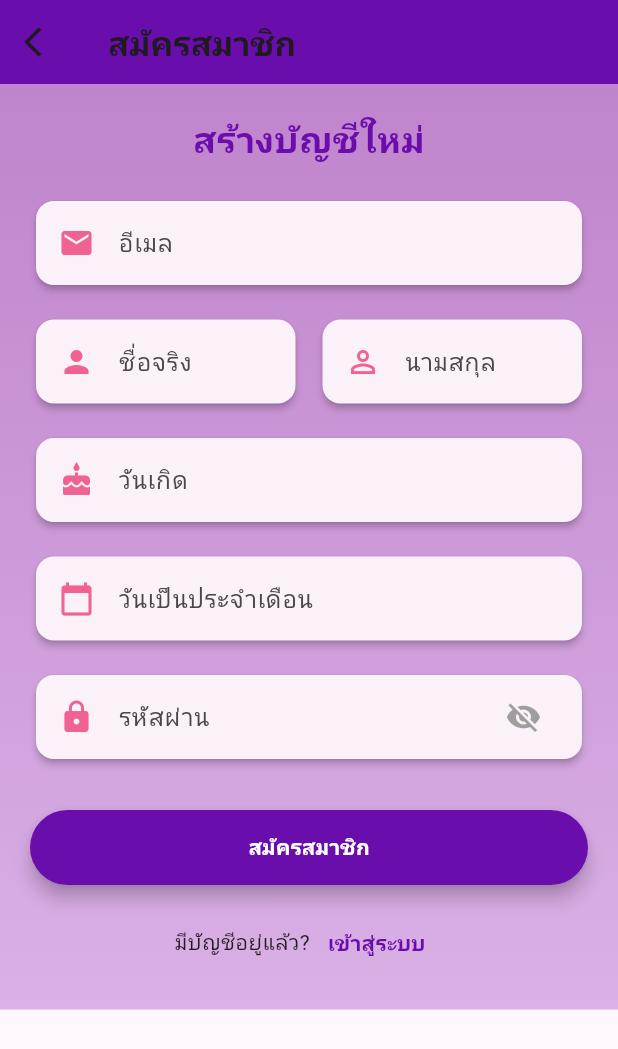
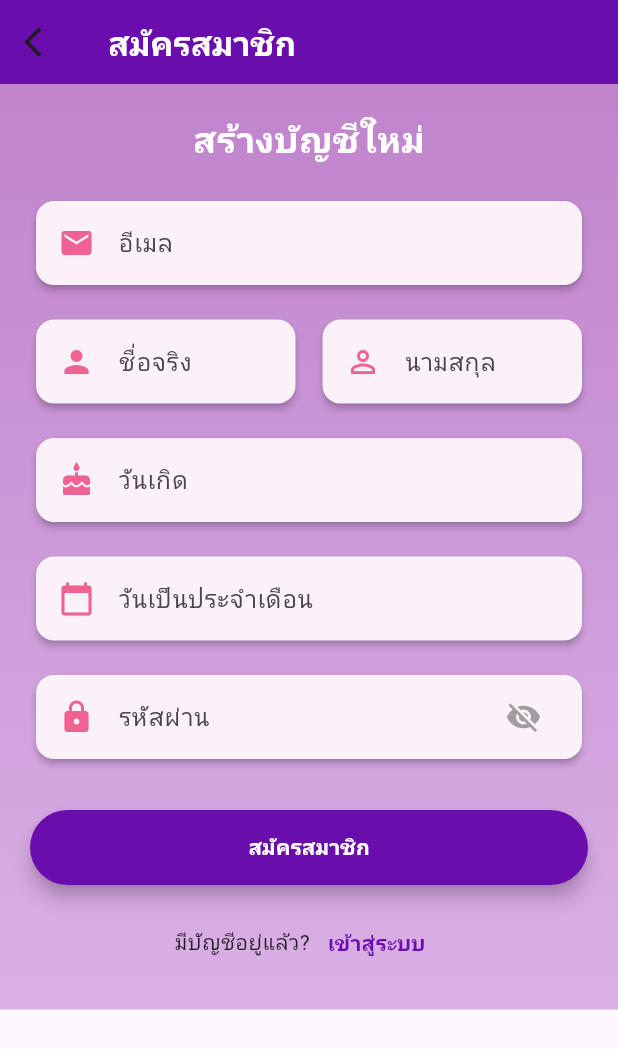
Before and after one commit to peeradol7/fam_care, a Flutter app: the RegisterPage screen opened by its route, on a phone screen of 412 x 824 dp. Shown: the top 1049 px of the screen. Run offline on Flutter 3.47's test engine with Material 3 defaults, Android fonts, the phone set to English and light mode, and no system bars; our stand-ins replace cloud_firestore, firebase_auth, firebase_core, get, go_router, google_sign_in and 1 more; accounts and stored records are empty.

Commit message:
add sharepreference

```diff
--- a/lib/controller/user_controller.dart
+++ b/lib/controller/user_controller.dart
@@ -50,12 +50,12 @@ class UserController extends GetxController {
 
   Future<void> fetchUserDataById(String userId) async {
     if (userId.isEmpty) {
-      print("userId ไม่ถูกต้อง");
       isLoading.value = false;
       return;
     }
 
     userData.value = await _userService.fetchUserDataByUserId(userId);
+    SharedPrefercenseService.saveUser(userData.value!);
 
     if (userData.value != null) {
       firstNameController.text = userData.value!.firstName ?? '';
--- a/lib/service/google_auth_service.dart
+++ b/lib/service/google_auth_service.dart
@@ -37,22 +37,18 @@ class GoogleAuthService {
 
       if (user != null) {
         try {
-          // Check if user already exists in Firestore
           final docSnapshot =
               await _firestore.collection(userCollection).doc(user.uid).get();
 
           if (docSnapshot.exists) {
-            // User exists, retrieve data from Firestore
             final userData = docSnapshot.data() as Map<String, dynamic>;
             final existingUserModel = UsersModel.fromJson(userData);
 
-            // Save existing user data to SharedPreferences
             SharedPrefercenseService.saveUser(existingUserModel);
 
             print('Existing user, data loaded from Firestore');
             return user;
           } else {
-            // New user, create and save new model
             UsersModel userModel = UsersModel(
               userId: user.uid,
               email: user.email ?? '',
--- a/lib/view/register_page/register_page.dart
+++ b/lib/view/register_page/register_page.dart
@@ -1,17 +1,17 @@
 import 'package:fam_care/app_routes.dart';
+import 'package:fam_care/controller/email_login_controller.dart';
+import 'package:fam_care/model/users_model.dart';
 import 'package:flutter/material.dart';
 import 'package:get/get.dart';
 import 'package:go_router/go_router.dart';
-import 'package:fam_care/controller/email_login_controller.dart';
-import 'package:fam_care/model/users_model.dart';
+
+import '../../constatnt/app_colors.dart';
 import '../register_page/widget/date_field.dart';
+import '../register_page/widget/dialogs.dart';
 import '../register_page/widget/email_field.dart';
 import '../register_page/widget/name_field.dart';
 import '../register_page/widget/password_field.dart';
 import '../register_page/widget/register_button.dart';
-import '../register_page/widget/dialogs.dart';
-import '../../constatnt/app_colors.dart';
-
 
 class RegisterPage extends StatefulWidget {
   @override
@@ -58,9 +58,8 @@ class _RegisterPageState extends State<RegisterPage> {
       );
 
       authController.emailSignUpController(user, context).then((_) {
-        // แสดงข้อความเมื่อสมัครสำเร็จ
         showSuccessDialog(context, () {
-          context.go(AppRoutes.loginPage); // นำผู้ใช้กลับไปยังหน้าล็อกอิน
+          context.go(AppRoutes.loginPage);
         });
       }).catchError((error) {
         showErrorDialog(context, error.toString());
@@ -83,8 +82,14 @@ class _RegisterPageState extends State<RegisterPage> {
   Widget build(BuildContext context) {
     return Scaffold(
       appBar: AppBar(
-        title: Text('สมัครสมาชิก', style: TextStyle(fontWeight: FontWeight.bold)),
-        backgroundColor: AppColors.primary, // เปลี่ยนสีแอปบาร์
+        title: Text(
+          'สมัครสมาชิก',
+          style: TextStyle(
+            fontWeight: FontWeight.bold,
+            color: Colors.white,
+          ),
+        ),
+        backgroundColor: AppColors.primary,
         leading: IconButton(
           onPressed: () {
             context.pop();
@@ -95,10 +100,9 @@ class _RegisterPageState extends State<RegisterPage> {
       body: Container(
         decoration: BoxDecoration(
           gradient: LinearGradient(
-            begin: Alignment.topCenter,
-            end: Alignment.bottomCenter,
-            colors: [AppColors.background, AppColors.secondary]
-          ),
+              begin: Alignment.topCenter,
+              end: Alignment.bottomCenter,
+              colors: [AppColors.background, AppColors.secondary]),
         ),
         child: SingleChildScrollView(
           child: Padding(
@@ -114,7 +118,7 @@ class _RegisterPageState extends State<RegisterPage> {
                       style: TextStyle(
                         fontSize: 24,
                         fontWeight: FontWeight.bold,
-                        color: AppColors.primary, // ใช้สีหลักของแอป
+                        color: Colors.white,
                       ),
                     ),
                   ),
--- a/lib/view/register_page/widget/dialogs.dart
+++ b/lib/view/register_page/widget/dialogs.dart
@@ -1,6 +1,5 @@
 import 'package:flutter/material.dart';
 
-// ฟังก์ชันแสดงข้อความเมื่อสมัครสำเร็จ
 void showSuccessDialog(BuildContext context, VoidCallback onConfirm) {
   showDialog(
     context: context,
```
Also changed, not shown: lib/controller/email_login_controller.dart (+15 -31 lines), lib/service/email_auth_service.dart (+5 -14 lines), lib/service/user_service.dart (+0 -7 lines), lib/view/login_page/login_page.dart (+5 -4 lines).
